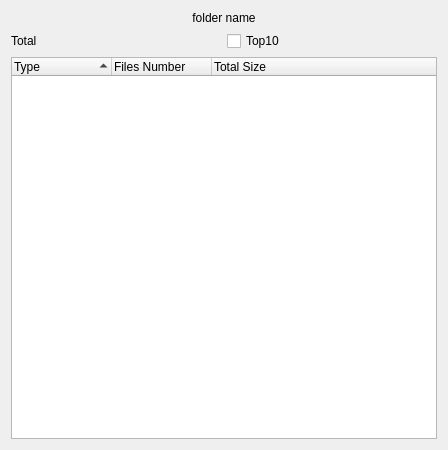
artemvlas/veretino, file src/dialogcontentslist.ui: the form before one commit.
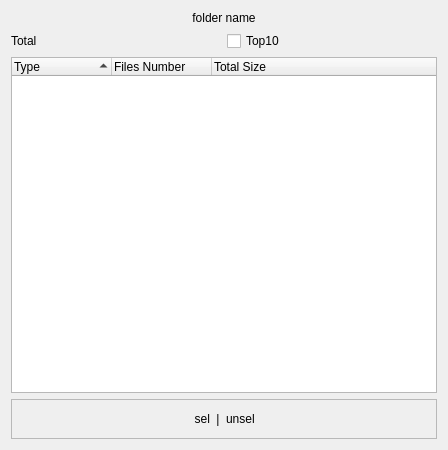
The form after the commit. Custom widgets are drawn as their Qt base class.

Commit message: [DialogContentsList] multi-sel and info added

Diff of the .ui file:
```diff
--- a/src/dialogcontentslist.ui
+++ b/src/dialogcontentslist.ui
@@ -14,20 +14,6 @@
    <string>Folder Contents</string>
   </property>
   <layout class="QGridLayout" name="gridLayout">
-   <item row="1" column="1">
-    <widget class="QCheckBox" name="chbTop10">
-     <property name="text">
-      <string>Top10</string>
-     </property>
-    </widget>
-   </item>
-   <item row="1" column="0">
-    <widget class="QLabel" name="labelTotal">
-     <property name="text">
-      <string>Total</string>
-     </property>
-    </widget>
-   </item>
    <item row="0" column="0" colspan="2">
     <widget class="ClickableLabel" name="labelFolderName">
      <property name="text">
@@ -63,19 +49,98 @@
      </column>
     </widget>
    </item>
+   <item row="1" column="1">
+    <widget class="QCheckBox" name="chbTop10">
+     <property name="text">
+      <string>Top10</string>
+     </property>
+    </widget>
+   </item>
+   <item row="1" column="0">
+    <widget class="QLabel" name="labelTotal">
+     <property name="text">
+      <string>Total</string>
+     </property>
+    </widget>
+   </item>
+   <item row="4" column="0" colspan="2">
+    <widget class="QFrame" name="f_selected_info">
+     <property name="frameShape">
+      <enum>QFrame::Shape::StyledPanel</enum>
+     </property>
+     <property name="frameShadow">
+      <enum>QFrame::Shadow::Raised</enum>
+     </property>
+     <layout class="QHBoxLayout" name="horizontalLayout_2">
+      <item>
+       <spacer name="horizontalSpacer">
+        <property name="orientation">
+         <enum>Qt::Orientation::Horizontal</enum>
+        </property>
+        <property name="sizeHint" stdset="0">
+         <size>
+          <width>40</width>
+          <height>20</height>
+         </size>
+        </property>
+       </spacer>
+      </item>
+      <item>
+       <widget class="QLabel" name="l_selected">
+        <property name="text">
+         <string>sel</string>
+        </property>
+        <property name="alignment">
+         <set>Qt::AlignmentFlag::AlignRight|Qt::AlignmentFlag::AlignTrailing|Qt::AlignmentFlag::AlignVCenter</set>
+        </property>
+       </widget>
+      </item>
+      <item>
+       <widget class="QLabel" name="label_2">
+        <property name="text">
+         <string>|</string>
+        </property>
+        <property name="alignment">
+         <set>Qt::AlignmentFlag::AlignCenter</set>
+        </property>
+       </widget>
+      </item>
+      <item>
+       <widget class="QLabel" name="l_unselected">
+        <property name="text">
+         <string>unsel</string>
+        </property>
+       </widget>
+      </item>
+      <item>
+       <spacer name="horizontalSpacer_2">
+        <property name="orientation">
+         <enum>Qt::Orientation::Horizontal</enum>
+        </property>
+        <property name="sizeHint" stdset="0">
+         <size>
+          <width>40</width>
+          <height>20</height>
+         </size>
+        </property>
+       </spacer>
+      </item>
+     </layout>
+    </widget>
+   </item>
   </layout>
  </widget>
  <customwidgets>
-  <customwidget>
-   <class>ClickableLabel</class>
-   <extends>QLabel</extends>
-   <header>src/clickablelabel.h</header>
-  </customwidget>
   <customwidget>
    <class>WidgetFileTypes</class>
    <extends>QTreeWidget</extends>
    <header>src/widgetfiletypes.h</header>
   </customwidget>
+  <customwidget>
+   <class>ClickableLabel</class>
+   <extends>QLabel</extends>
+   <header>src/clickablelabel.h</header>
+  </customwidget>
  </customwidgets>
  <resources/>
  <connections/>
```
The commit also changes 4 other files.
